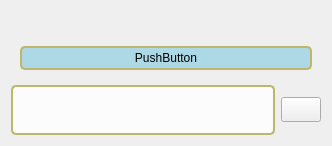
Qt form designer/messages.ui (Kammann123/sae_fend) before a commit.
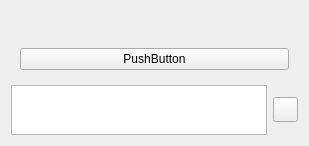
The same form after that commit. Icons and pictures are not drawn.

The edit to the form file:
```diff
--- a/designer/messages.ui
+++ b/designer/messages.ui
@@ -6,7 +6,7 @@
    <rect>
     <x>0</x>
     <y>0</y>
-    <width>332</width>
+    <width>307</width>
     <height>145</height>
    </rect>
   </property>
@@ -33,7 +33,7 @@
        <rect>
         <x>0</x>
         <y>0</y>
-        <width>314</width>
+        <width>289</width>
         <height>69</height>
        </rect>
       </property>
@@ -46,6 +46,9 @@
          <property name="orientation">
           <enum>Qt::Vertical</enum>
          </property>
+         <property name="sizeType">
+          <enum>QSizePolicy::Maximum</enum>
+         </property>
          <property name="sizeHint" stdset="0">
           <size>
            <width>20</width>
@@ -57,12 +60,7 @@
        <item>
         <widget class="QPushButton" name="sample">
          <property name="styleSheet">
-          <string notr="true">background-color: lightblue; 
-border-width: 2px; 
-border-color: darkkhaki; 
-border-style: solid; 
-border-radius: 5; 
-padding: 3px;</string>
+          <string notr="true"/>
          </property>
          <property name="text">
           <string>PushButton</string>
@@ -90,13 +88,7 @@
         </size>
        </property>
        <property name="styleSheet">
-        <string notr="true">border-width: 2px;
-background-color: rgba(255, 255, 255, 200);
-border-color: darkkhaki;
-border-style: solid;
-border-radius: 5;
-padding: 3px;
-</string>
+        <string notr="true"/>
        </property>
       </widget>
      </item>
```
